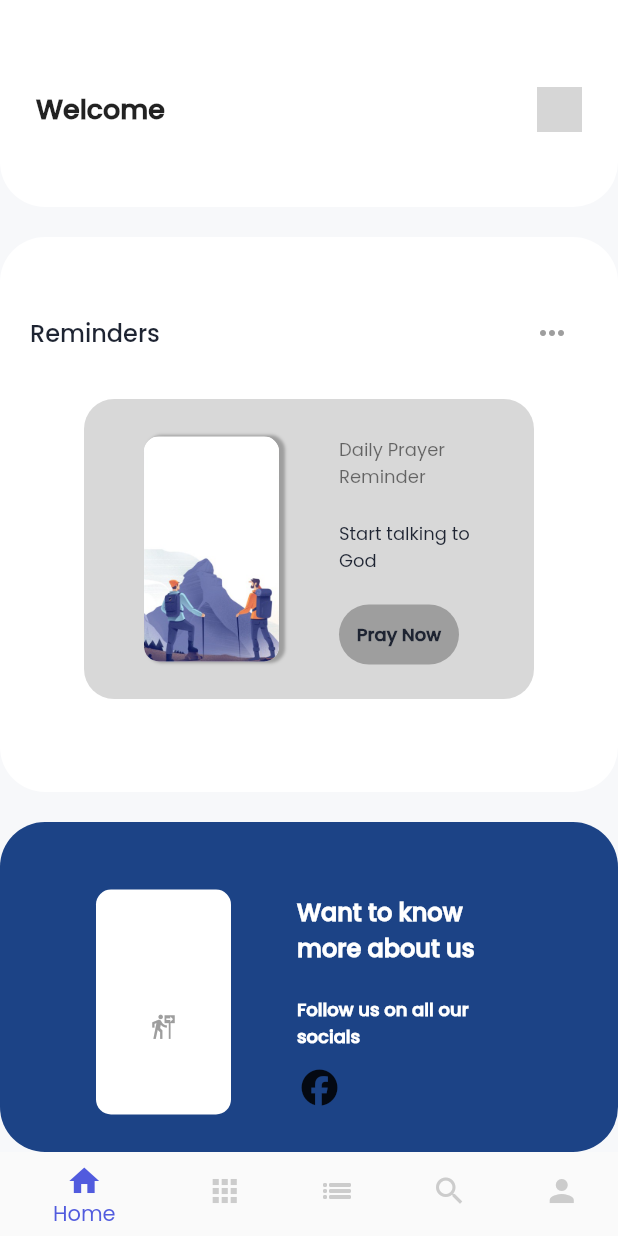
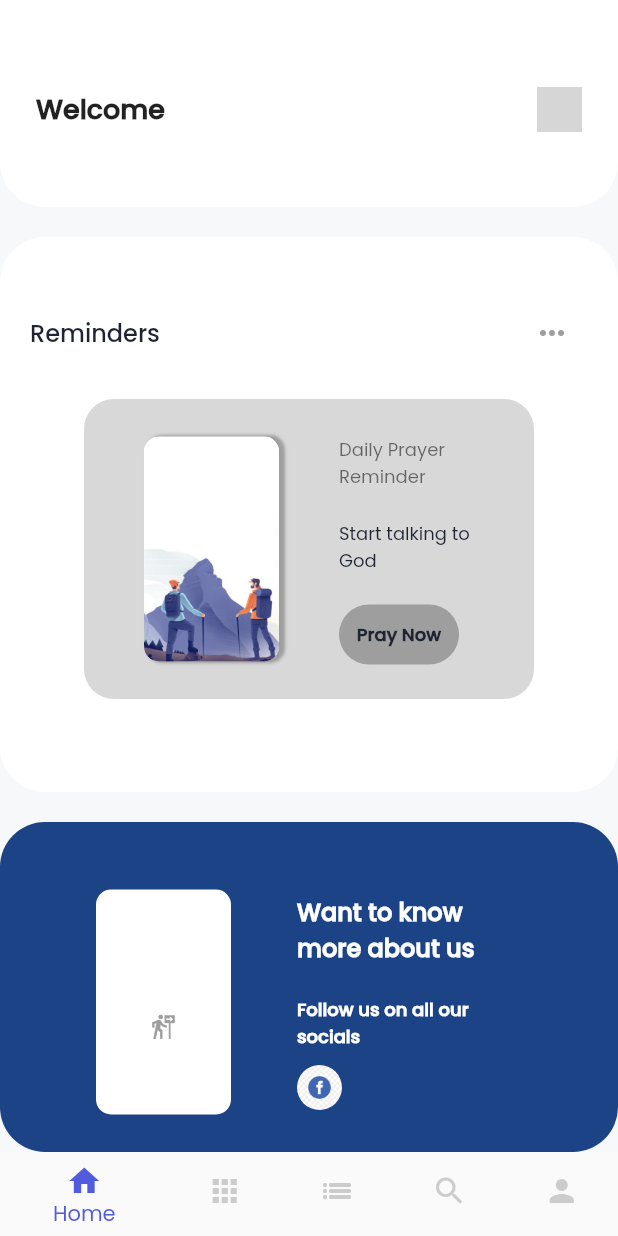
Before and after one commit to thejosh1/prophetic-prayers, a Flutter app: the screen it shows once a user with an empty profile is signed in, scrolled down 852 dp, on a phone screen of 412 x 824 dp. Run offline on Flutter 3.47's test engine with Material 2 defaults, Android fonts, the phone set to English and light mode, and no system bars; our stand-ins replace cloud_firestore, firebase_auth, firebase_core, firebase_storage, flutter_local_notifications, flutter_native_timezone and 6 more; accounts and stored records are empty; network calls fail; grey boxes are pictures that could not be loaded.

Commit message:
fixed some bugs

```diff
--- a/lib/pages/welcome.dart
+++ b/lib/pages/welcome.dart
@@ -3,7 +3,6 @@ import 'dart:math' as math;
 
 import 'package:cloud_firestore/cloud_firestore.dart';
 import 'package:flutter/material.dart';
-import 'package:font_awesome_flutter/font_awesome_flutter.dart';
 import 'package:intl/intl.dart';
 import 'package:get/get.dart';
 import 'package:prophetic_prayers/pages/prayer_detail_screen.dart';
@@ -33,7 +32,13 @@ class _WelcomeScreenState extends State<WelcomeScreen> {
     super.initState();
     readJson();
     controller = ScrollController();
+    NotifyServices.init(initScheduled: true);
+    listenNotifications();
   }
+
+  void listenNotifications() =>
+      NotifyServices.onNotifications.stream.listen(onClickedNotification);
+  void onClickedNotification(String? payload) => Get.to(() => const PrayerDetailScreen(), arguments: [payload]);
 
   @override
   void dispose() {
@@ -66,6 +71,30 @@ class _WelcomeScreenState extends State<WelcomeScreen> {
     String prayertype = AppPreferences.getPrayertype() ?? " ";
     List index = [0, 1, 2, 3, 4];
     final localizations = MaterialLocalizations.of(context);
+
+    Future<void> _openTimePicker(BuildContext context) async {
+      final TimeOfDay? time = await showTimePicker(
+          context: context,
+          // initialEntryMode:
+          // TimePickerEntryMode.input,
+          initialTime: TimeOfDay.now()
+      );
+      if(time !=null) {
+        //set a scheduled notification based on the time
+        final _time = localizations.formatTimeOfDay(time).split(" ")[0];
+        int formattedtime = int.parse(_time.split(":")[0]);
+        print(formattedtime);
+        setState(() {
+          NotifyServices.showScheduledNotification(
+            title: "It's time to pray",
+            body: scriptureList[getTodaysDay()-1].prayerPoint.toString(),
+            payload: scriptureList[getTodaysDay()-1].prayerPoint.toString(),
+            //to implement this subtract the time the user chooses from the current time and pass it as a duration in datetime.add
+            scheduledDate: DateTime(int.parse(_time)),
+          );
+        });
+      }
+    }
     return Scaffold(
       appBar: const MyAppBar(),
       backgroundColor:  const Color(0xffF7F8FA),
@@ -563,29 +592,7 @@ class _WelcomeScreenState extends State<WelcomeScreen> {
                 SizedBox(height: 20,),
                 InkWell(
                   onTap: () {
-                    Future<void> _openTimePicker(BuildContext context) async {
-                      final TimeOfDay? time = await showTimePicker(
-                          context: context,
-                          // initialEntryMode:
-                          // TimePickerEntryMode.input,
-                          initialTime: TimeOfDay.now()
-                      );
-                      if(time !=null) {
-                        //set a scheduled notification based on the time
-                        final _time = localizations.formatTimeOfDay(time).split(" ")[0];
-                        int formattedtime = int.parse(_time.split(":")[0]);
-                        print(formattedtime);
-                        setState(() {
-                          NotifyServices.showScheduledNotification(
-                            title: "It's time to pray",
-                            body: scriptureList[getTodaysDay()-1].prayerPoint.toString(),
-                            payload: scriptureList[getTodaysDay()-1].prayerPoint.toString(),
-                            //to implement this subtract the time the user chooses from the current time and pass it as a duration in datetime.add
-                            scheduledDate: DateTime(int.parse(_time)),
-                          );
-                        });
-                      }
-                    }
+                    _openTimePicker(context);
                   },
                   child: Container(
                     height: 370,
@@ -731,8 +738,13 @@ class _WelcomeScreenState extends State<WelcomeScreen> {
                                     width: 30,
                                     decoration: const BoxDecoration(
                                       shape: BoxShape.circle,
+                                      image: DecorationImage(
+                                        image: AssetImage(
+                                          "images/facebook-social.png"
+                                        ),
+                                        fit: BoxFit.fill
+                                      )
                                     ),
-                                    child: Icon(FontAwesomeIcons.facebook,)
                                   ),
                                 ],
                               )
```
